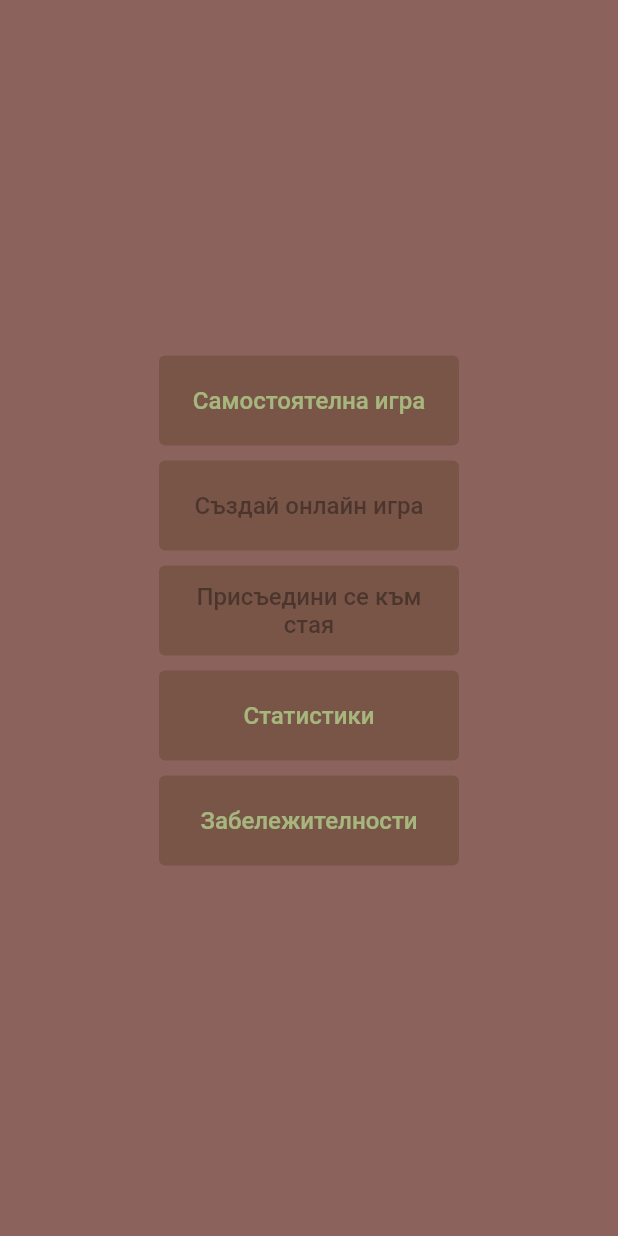
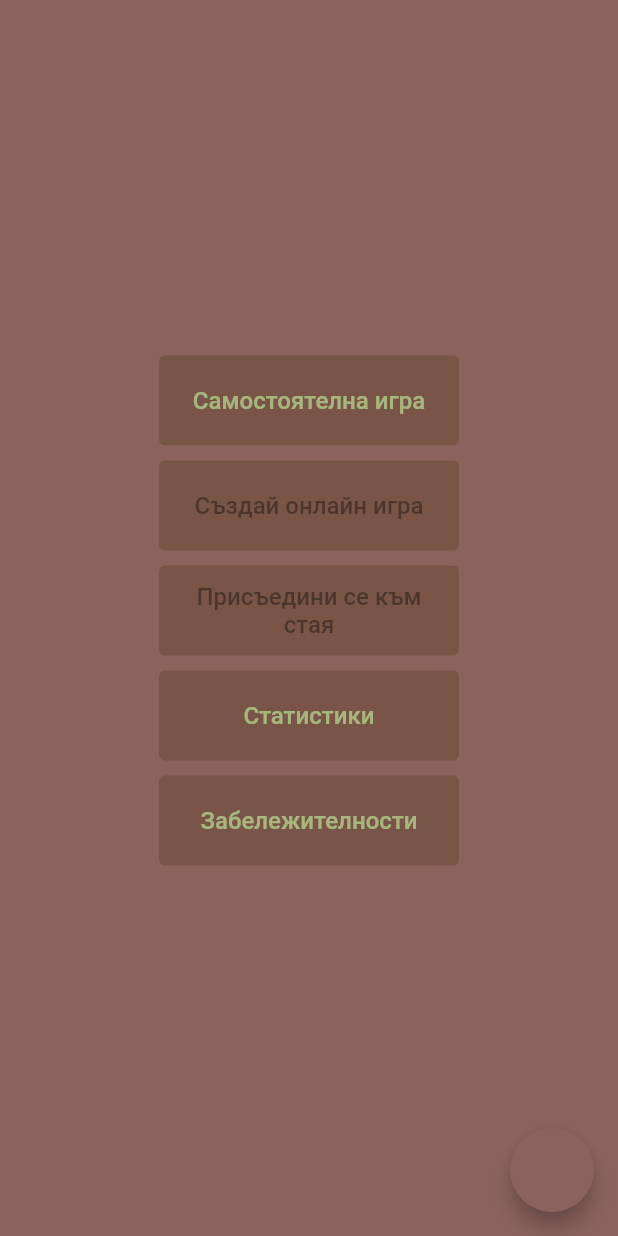
Before and after one commit to guess-bulgaria/guess_bulgaria, a Flutter app: the screen it shows after launch, on a phone screen of 412 x 824 dp. Run offline on Flutter 3.47's test engine with Material 2 defaults, Android fonts, the phone set to English and light mode, and no system bars; our stand-ins replace dio, flutter_dotenv, flutter_mobx, google_fonts, mobx, scrollable_positioned_list and 1 more; missing offline and left inert: mapbox_gl; network calls fail.

Commit message:
username logic and mapbox info

```diff
--- a/lib/main.dart
+++ b/lib/main.dart
@@ -11,6 +11,7 @@ void main() async {
   await dotenv.load(fileName: ".env");
   EnvConfig.setupEnvConfig();
   SystemChrome.setEnabledSystemUIMode(SystemUiMode.immersiveSticky);
+  await UserData().setupUserData();
   runApp(const App());
 }
 
@@ -19,7 +20,6 @@ class App extends StatelessWidget {
 
   @override
   Widget build(BuildContext context) {
-    UserData().setupUserId();
     return MaterialApp(
       title: 'Guess Bulgaria',
       theme: LightTheme.getTheme(),
--- a/lib/pages/game_page.dart
+++ b/lib/pages/game_page.dart
@@ -51,6 +51,9 @@ class _GamePageState extends State<GamePage> {
             child: Stack(
               children: [
                 MapboxMap(
+                  //Out of the box logo w/ info that crashes the app on click
+                  logoViewMargins: const Point(15000, 15000),
+                  attributionButtonMargins: const Point(15000, 15000),
                   styleString:
                       "mapbox://styles/zealbg/cl23l4amx000m14nvowuqneao",
                   accessToken:
--- a/lib/pages/join_lobby_screen.dart
+++ b/lib/pages/join_lobby_screen.dart
@@ -11,11 +11,9 @@ class JoinLobbyScreen extends StatefulWidget {
 }
 
 class _JoinLobbyScreenState extends State<JoinLobbyScreen> {
-  late BuildContext ctx;
   bool isLoading = false;
   @override
   Widget build(BuildContext context) {
-    ctx = context;
     TextEditingController code = TextEditingController();
     return Scaffold(
       backgroundColor: Theme.of(context).colorScheme.secondary,
@@ -36,7 +34,7 @@ class _JoinLobbyScreenState extends State<JoinLobbyScreen> {
                               isLoading = true;
                             }),
                           },
-                      child: const Text('Join papi'))
+                      child: const Text('Присъединяване'))
                 ],
               ),
             ),
@@ -49,7 +47,7 @@ class _JoinLobbyScreenState extends State<JoinLobbyScreen> {
     });
     if (type == 'current-data') {
       Navigator.push(
-          ctx,
+          context,
           MaterialPageRoute(
               builder: (context) => LobbyPage(joinData: message)));
     }
--- a/lib/pages/main_page.dart
+++ b/lib/pages/main_page.dart
@@ -5,6 +5,7 @@ import 'package:guess_bulgaria/pages/join_lobby_screen.dart';
 import 'package:guess_bulgaria/pages/lobby_page.dart';
 import 'package:guess_bulgaria/pages/game_page.dart';
 import 'package:guess_bulgaria/storage/online_checker.dart';
+import 'package:guess_bulgaria/storage/user_data.dart';
 
 class MainPage extends StatefulWidget {
   const MainPage({Key? key}) : super(key: key);
@@ -15,6 +16,8 @@ class MainPage extends StatefulWidget {
 
 class _MainPageState extends State<MainPage> {
   final onlineChecker = OnlineChecker();
+  TextEditingController usernameController =
+      TextEditingController(text: UserData.username);
 
   playSingle() {
     Navigator.push(
@@ -45,7 +48,8 @@ class _MainPageState extends State<MainPage> {
             crossAxisAlignment: CrossAxisAlignment.center,
             mainAxisAlignment: MainAxisAlignment.center,
             children: [
-            NavigationButton(text: 'Самостоятелна игра', onPressed: playSingle),
+              NavigationButton(
+                  text: 'Самостоятелна игра', onPressed: playSingle),
               Observer(builder: (_) {
                 return NavigationButton(
                     text: 'Създай онлайн игра',
@@ -57,10 +61,32 @@ class _MainPageState extends State<MainPage> {
                     onPressed: onlineChecker.isOnline ? joinRoom : null);
               }),
               NavigationButton(text: 'Статистики', onPressed: stats),
-            NavigationButton(text: 'Забележителности', onPressed: landmarks)
+              NavigationButton(text: 'Забележителности', onPressed: landmarks),
             ],
           ),
         ),
+        floatingActionButton: Builder(builder: (context) {
+          return FloatingActionButton(
+            onPressed: () =>
+                Scaffold.of(context).openDrawer(), // <-- Opens drawer.
           );
+        }),
+        onDrawerChanged: (_) => {usernameController.text = UserData.username},
+        drawerEnableOpenDragGesture: false,
+        drawer: Drawer(
+            backgroundColor: Theme.of(context).colorScheme.secondary,
+            child: ListView(
+              children: [
+                const SizedBox(height: 50),
+                const Text('Никнейм'),
+                TextFormField(controller: usernameController),
+                ElevatedButton(
+                    onPressed: setUsername, child: const Text('Запазване'))
+              ],
+            )));
+  }
+
+  void setUsername() {
+    UserData().setUsername(usernameController.text);
   }
 }
```
Also changed, not shown: lib/components/player_list.dart (+5 -4 lines), lib/pages/lobby_page.dart (+9 -6 lines), lib/services/ws_service.dart (+6 -1 lines), lib/storage/user_data.dart (+31 -1 lines). Lines whose indentation alone changed are shown as unchanged.
